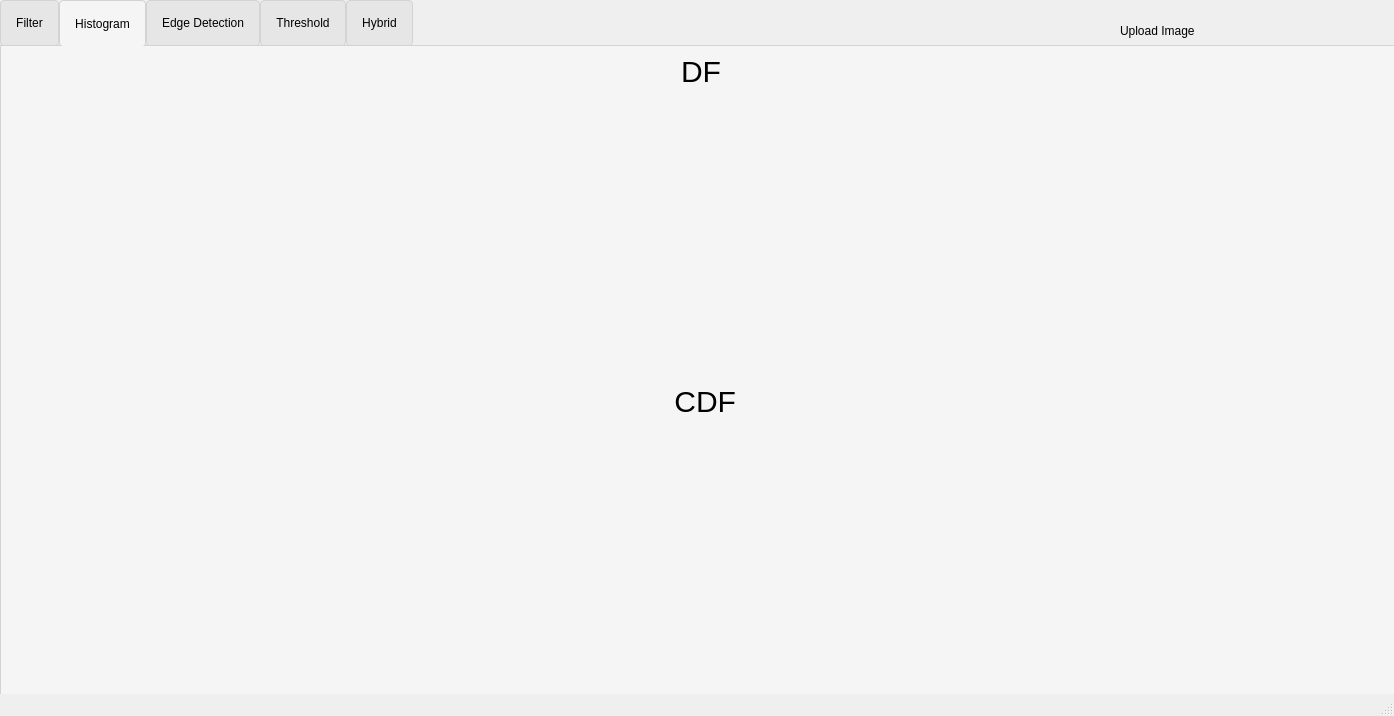
The window that task1.ui (IbrahimEmad11/Image-Processing-App) describes before a commit, drawn with Qt 5.
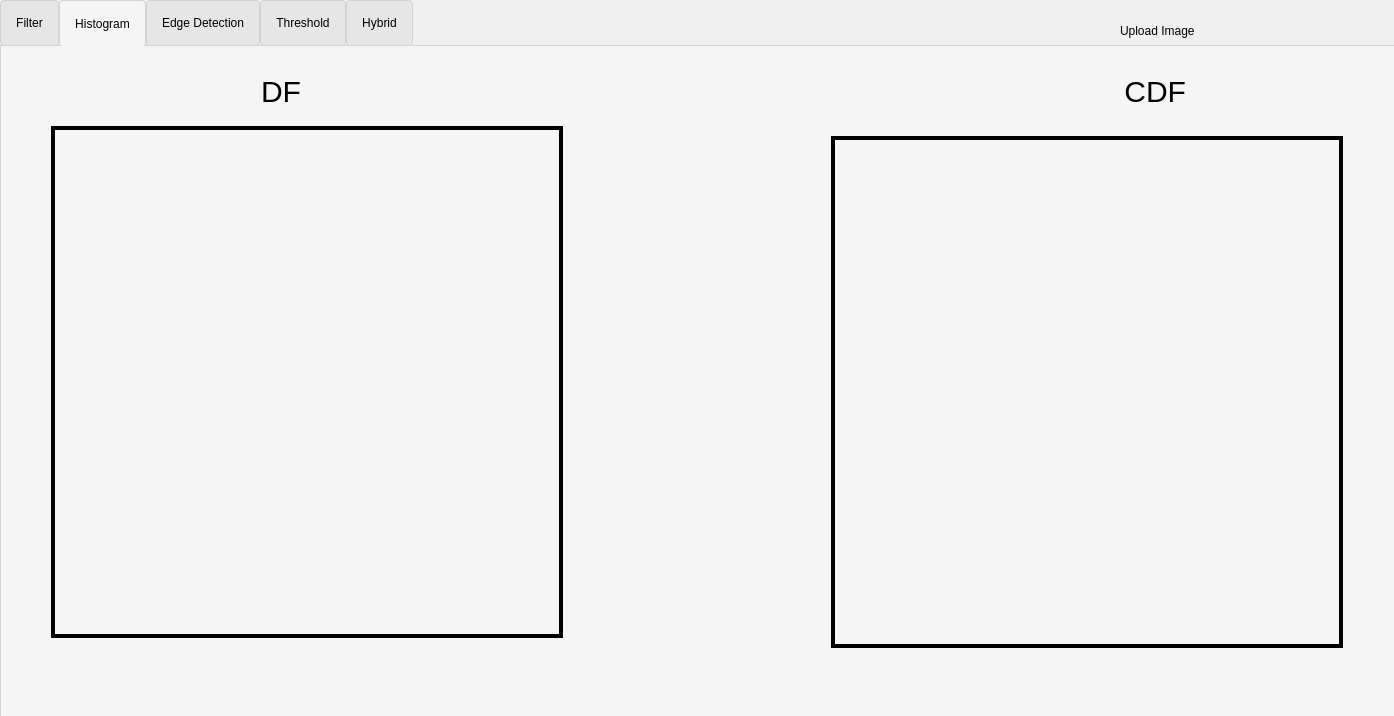
The same window after the commit. The open tabs and pages were chosen to show the change. Icons and pictures are not drawn.

Patch:
```diff
--- a/task1.ui
+++ b/task1.ui
@@ -10,6 +10,12 @@
     <height>716</height>
    </rect>
   </property>
+  <property name="sizePolicy">
+   <sizepolicy hsizetype="Expanding" vsizetype="Expanding">
+    <horstretch>0</horstretch>
+    <verstretch>0</verstretch>
+   </sizepolicy>
+  </property>
   <property name="minimumSize">
    <size>
     <width>1394</width>
@@ -26,6 +32,12 @@
    <string>MainWindow</string>
   </property>
   <widget class="QWidget" name="centralwidget">
+   <property name="sizePolicy">
+    <sizepolicy hsizetype="Expanding" vsizetype="Expanding">
+     <horstretch>0</horstretch>
+     <verstretch>0</verstretch>
+    </sizepolicy>
+   </property>
    <widget class="QTabWidget" name="tabWidget">
     <property name="geometry">
      <rect>
@@ -523,8 +535,8 @@
      <widget class="QLabel" name="A6">
       <property name="geometry">
        <rect>
-        <x>500</x>
-        <y>10</y>
+        <x>80</x>
+        <y>30</y>
         <width>400</width>
         <height>31</height>
        </rect>
@@ -545,8 +557,8 @@
      <widget class="QLabel" name="A5">
       <property name="geometry">
        <rect>
-        <x>500</x>
-        <y>340</y>
+        <x>950</x>
+        <y>30</y>
         <width>400</width>
         <height>31</height>
        </rect>
@@ -564,6 +576,52 @@
        <set>Qt::AlignCenter</set>
       </property>
      </widget>
+     <widget class="QLabel" name="filter_inputImage_2">
+      <property name="geometry">
+       <rect>
+        <x>50</x>
+        <y>80</y>
+        <width>512</width>
+        <height>512</height>
+       </rect>
+      </property>
+      <property name="styleSheet">
+       <string notr="true">border: 4px solid black;
+</string>
+      </property>
+      <property name="text">
+       <string/>
+      </property>
+      <property name="scaledContents">
+       <bool>true</bool>
+      </property>
+      <property name="alignment">
+       <set>Qt::AlignCenter</set>
+      </property>
+     </widget>
+     <widget class="QLabel" name="filter_inputImage_3">
+      <property name="geometry">
+       <rect>
+        <x>830</x>
+        <y>90</y>
+        <width>512</width>
+        <height>512</height>
+       </rect>
+      </property>
+      <property name="styleSheet">
+       <string notr="true">border: 4px solid black;
+</string>
+      </property>
+      <property name="text">
+       <string/>
+      </property>
+      <property name="scaledContents">
+       <bool>true</bool>
+      </property>
+      <property name="alignment">
+       <set>Qt::AlignCenter</set>
+      </property>
+     </widget>
     </widget>
     <widget class="QWidget" name="EdgeDetection">
      <attribute name="icon">
@@ -1893,7 +1951,6 @@
     </property>
    </widget>
   </widget>
-  <widget class="QStatusBar" name="statusbar"/>
  </widget>
  <resources/>
  <connections/>
```
Left out of the diff: 2 changed lines with no effect on the pictures.
